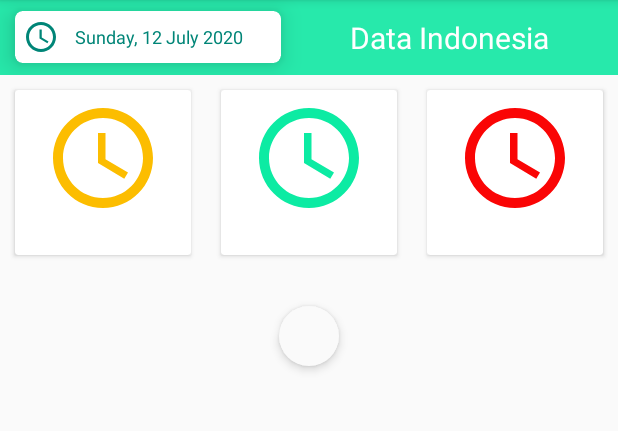
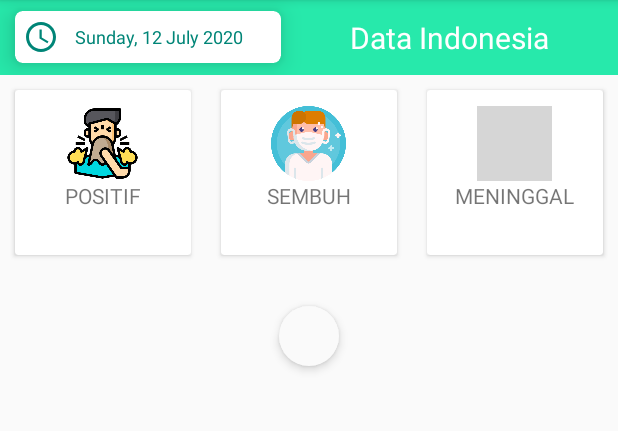
Before and after one commit to ilham1997/kawalcovid19, an Android app: the screen it shows after launch (MainActivity), on a phone screen of 412 x 824 dp, the part 84-515 px from its top. Run offline under Robolectric (Android 15) with nearby library versions, the phone set to English and light mode, and no system bars; our stand-ins replace data binding; grey boxes are pictures that could not be loaded.

Commit message:
activity

```diff
--- a/app/src/main/res/layout/activity_main.xml
+++ b/app/src/main/res/layout/activity_main.xml
@@ -76,10 +76,14 @@
             android:gravity="center"
             android:orientation="vertical">
             <ImageView
-                android:layout_width="80dp"
-                android:layout_height="80dp"
-                android:src="@drawable/ic_date"
-                android:tint="#FCBD00"/>
+                android:layout_width="50dp"
+                android:layout_height="50dp"
+                android:src="@drawable/cough"
+                />
+            <TextView
+                android:layout_width="wrap_content"
+                android:layout_height="wrap_content"
+                android:text="POSITIF"/>
             <TextView
                 android:id="@+id/positif"
                 android:layout_width="wrap_content"
@@ -97,10 +101,14 @@
             android:gravity="center"
             android:orientation="vertical">
             <ImageView
-                android:layout_width="80dp"
-                android:layout_height="80dp"
-                android:src="@drawable/ic_date"
-                android:tint="#0CEBA3"/>
+                android:layout_width="50dp"
+                android:layout_height="50dp"
+                android:src="@drawable/patient"
+                />
+            <TextView
+                android:layout_width="wrap_content"
+                android:layout_height="wrap_content"
+                android:text="SEMBUH"/>
             <TextView
                 android:id="@+id/sembuh"
                 android:layout_width="wrap_content"
@@ -118,10 +126,14 @@
             android:gravity="center"
             android:orientation="vertical">
             <ImageView
-                android:layout_width="80dp"
-                android:layout_height="80dp"
-                android:src="@drawable/ic_date"
-                android:tint="#FA0505"/>
+                android:layout_width="50dp"
+                android:layout_height="50dp"
+                android:src="@drawable/dead"
+                />
+            <TextView
+                android:layout_width="wrap_content"
+                android:layout_height="wrap_content"
+                android:text="MENINGGAL"/>
             <TextView
                 android:id="@+id/meninggal"
                 android:layout_width="wrap_content"
```
